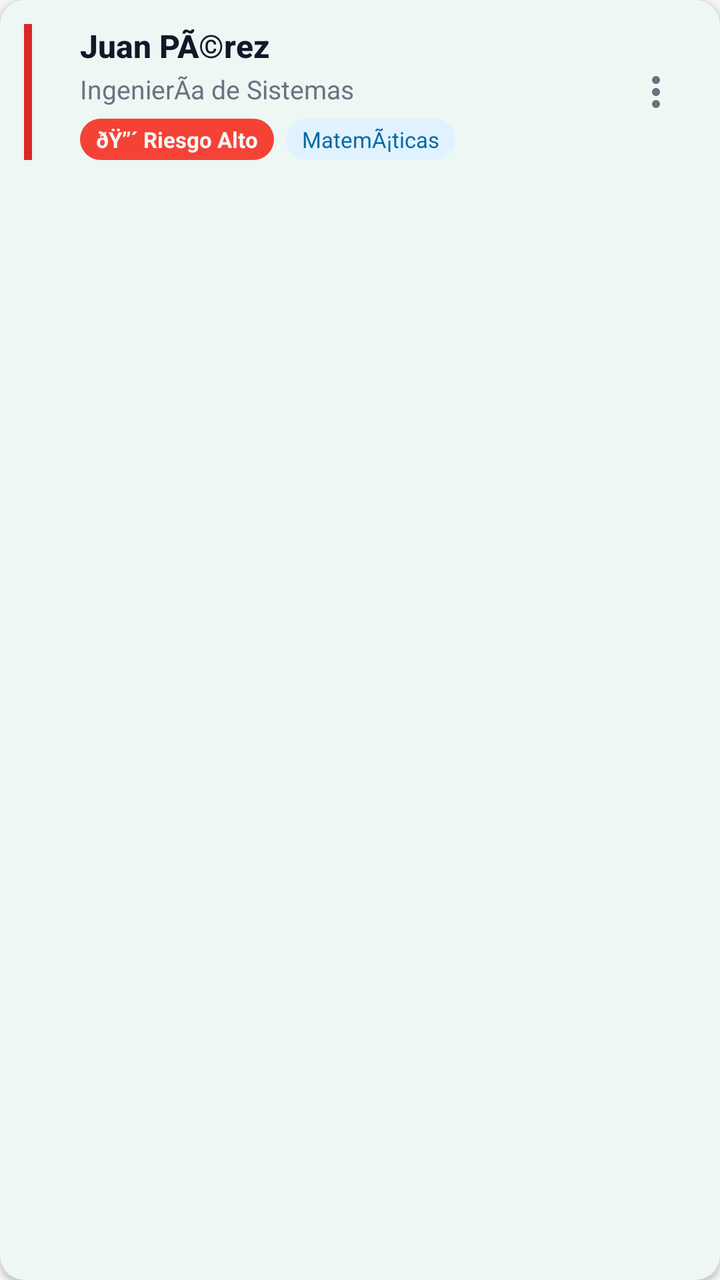
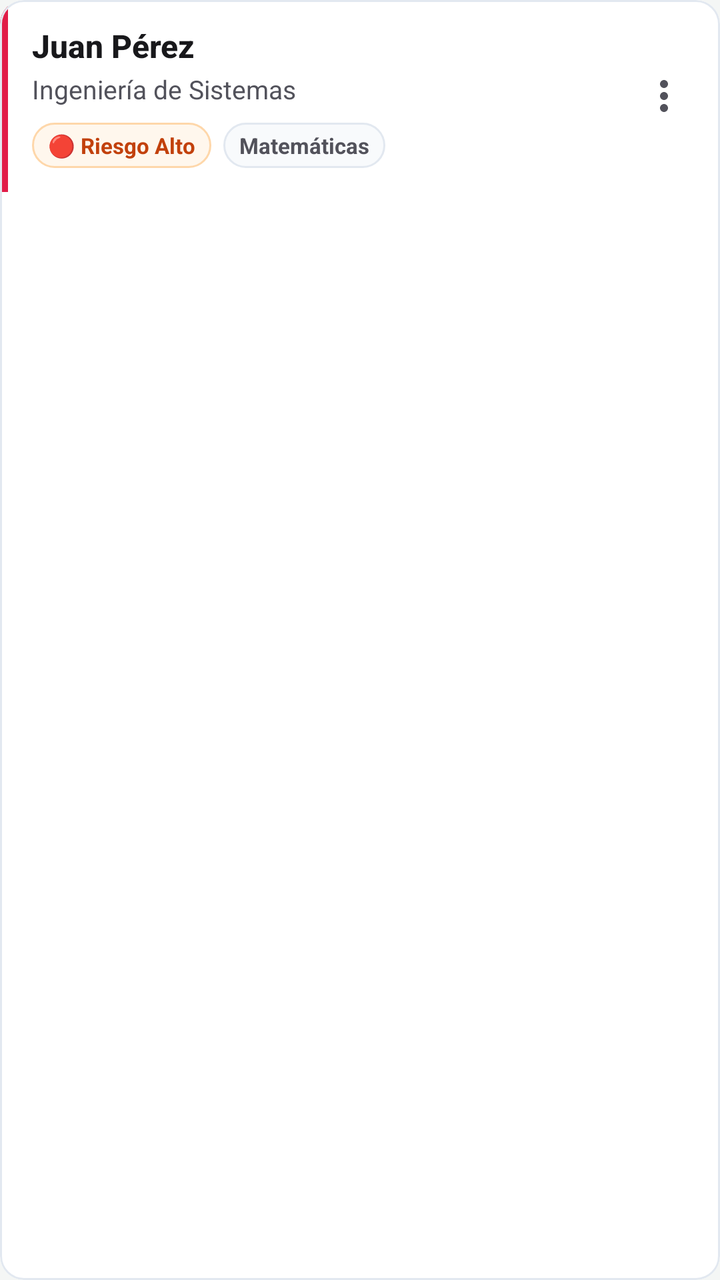

Two renders of the same Android screen: before a commit and after it. Below are the layout's source before the change and the commit's diff.
<!-- AndroidManifest.xml: application theme Theme.BienestarUPC -->
<!-- res/layout/item_alert_card.xml -->
<?xml version="1.0" encoding="utf-8"?>
<com.google.android.material.card.MaterialCardView
    xmlns:android="http://schemas.android.com/apk/res/android"
    xmlns:app="http://schemas.android.com/apk/res-auto"
    xmlns:tools="http://schemas.android.com/tools"
    android:layout_width="match_parent"
    android:layout_height="wrap_content"
    android:layout_marginBottom="12dp"
    app:cardBackgroundColor="@color/white_card"
    app:cardCornerRadius="12dp"
    app:cardElevation="2dp"
    app:strokeWidth="0dp">

    <LinearLayout
        android:layout_width="match_parent"
        android:layout_height="wrap_content"
        android:orientation="horizontal"
        android:gravity="center_vertical"
        android:padding="12dp">

        
        <View
            android:id="@+id/urgency_indicator"
            android:layout_width="4dp"
            android:layout_height="match_parent"
            android:background="@color/risk_high_text"
            android:layout_marginEnd="12dp" />


        
        <LinearLayout
            android:layout_width="0dp"
            android:layout_height="wrap_content"
            android:layout_weight="1"
            android:layout_marginStart="12dp"
            android:orientation="vertical">

            
            <TextView
                android:id="@+id/alert_student_name"
                android:layout_width="wrap_content"
                android:layout_height="wrap_content"
                android:text="@string/txt_juan_perez"
                android:textColor="@color/text_primary"
                android:textSize="16sp"
                android:textStyle="bold"
                android:fontFamily="sans-serif-medium" />

            
            <TextView
                android:id="@+id/alert_career"
                android:layout_width="wrap_content"
                android:layout_height="wrap_content"
                android:layout_marginTop="2dp"
                android:text="@string/txt_ingenieria_de_sistemas"
                android:textColor="@color/text_secondary"
                android:textSize="13sp" />

            
            <LinearLayout
                android:layout_width="wrap_content"
                android:layout_height="wrap_content"
                android:layout_marginTop="6dp"
                android:orientation="horizontal">

                
                <TextView
                    android:id="@+id/alert_risk_badge"
                    android:layout_width="wrap_content"
                    android:layout_height="wrap_content"
                    android:paddingStart="8dp"
                    android:paddingEnd="8dp"
                    android:paddingTop="3dp"
                    android:paddingBottom="3dp"
                    android:text="@string/txt_riesgo_alto"
                    android:textColor="@color/background_gray"
                    android:textSize="11sp"
                    android:textStyle="bold"
                    android:background="@drawable/badge_risk_high"
                    android:layout_marginEnd="6dp" />

                
                <TextView
                    android:id="@+id/alert_subject"
                    android:layout_width="wrap_content"
                    android:layout_height="wrap_content"
                    android:paddingStart="8dp"
                    android:paddingEnd="8dp"
                    android:paddingTop="3dp"
                    android:paddingBottom="3dp"
                    android:text="@string/txt_matematicas"
                    android:textColor="@color/info_text"
                    android:textSize="11sp"
                    android:background="@drawable/badge_info" />

            </LinearLayout>
        </LinearLayout>

        
        <ImageButton
            android:id="@+id/btn_alert_action"
            android:layout_width="40dp"
            android:layout_height="40dp"
            android:src="@drawable/ic_more"
            android:background="?attr/selectableItemBackgroundBorderless"
            android:contentDescription="@string/cd_acciones"
            app:tint="@color/text_secondary" />

    </LinearLayout>
</com.google.android.material.card.MaterialCardView>
<!-- resources referenced by this layout -->
<resources>
  <color name="background_gray">#F6F7F9</color>
  <color name="info_text">#0369A1</color>
  <color name="risk_high_text">#DC2626</color>
  <color name="text_primary">#111827</color>
  <color name="text_secondary">#6B7280</color>
  <color name="white_card">#FFFFFF</color>
  <!-- drawable badge_info (drawable) -->
  <?xml version="1.0" encoding="utf-8"?>
  <shape xmlns:android="http://schemas.android.com/apk/res/android"
      android:shape="rectangle">
      <solid android:color="@color/info_bg" />
      <corners android:radius="20dp" />
  </shape>
  <!-- drawable badge_risk_high (drawable) -->
  <?xml version="1.0" encoding="utf-8"?>
  <shape xmlns:android="http://schemas.android.com/apk/res/android"
      android:shape="rectangle">
      <solid android:color="@color/risk_high_bg" />
      <corners android:radius="20dp" />
  </shape>
  <string name="cd_acciones">Acciones</string>
  <string name="txt_ingenieria_de_sistemas">IngenierÃ­a de Sistemas</string>
  <string name="txt_juan_perez">Juan PÃ©rez</string>
  <string name="txt_matematicas">MatemÃ¡ticas</string>
  <string name="txt_riesgo_alto">ðŸ”´ Riesgo Alto</string>
  <color name="info_bg">#E0F2FE</color>
  <color name="risk_high_bg">#F44336</color>
  <color name="green_primary">#059669</color>
  <color name="green_container">#D1FAE5</color>
  <color name="on_primary_container">#053B2A</color>
  <color name="teal_primary">#0D9488</color>
  <color name="teal_light">#CCFBF1</color>
  <color name="surface_container_low">#F8FAFC</color>
  <color name="surface_container">#EFF2F5</color>
  <color name="surface_container_high">#E7EAEE</color>
  <color name="surface_container_highest">#DEE2E8</color>
  <color name="surface_outline">#C9CFD8</color>
  <color name="surface_outline_variant">#E4E7EC</color>
  <color name="error_text">#DC2626</color>
  <color name="green_primary_dark">#047857</color>
  <color name="gray_medium">#9CA3AF</color>
  <color name="stroke_color">#EDEFF2</color>
  <color name="green_light">#D1FAE5</color>
  <color name="nav_background">#FFFFFF</color>
  <color name="chip_bg">#F3F4F6</color>
  <color name="chip_text">#111827</color>
  <!-- unchanged entries left out for length: 11 -->
</resources>

<!-- the commit's change to res/layout/item_alert_card.xml (unified diff, before → after) -->
@@ -6,25 +6,25 @@
     android:layout_width="match_parent"
     android:layout_height="wrap_content"
     android:layout_marginBottom="12dp"
-    app:cardBackgroundColor="@color/white_card"
+    app:cardBackgroundColor="@color/bg_surface_1"
     app:cardCornerRadius="12dp"
-    app:cardElevation="2dp"
-    app:strokeWidth="0dp">
+    app:cardElevation="0dp"
+    app:strokeWidth="1dp"
+    app:strokeColor="@color/border_surface_1">
 
     <LinearLayout
         android:layout_width="match_parent"
         android:layout_height="wrap_content"
         android:orientation="horizontal"
         android:gravity="center_vertical"
-        android:padding="12dp">
+        android:padding="0dp">
 
         
         <View
             android:id="@+id/urgency_indicator"
             android:layout_width="4dp"
             android:layout_height="match_parent"
-            android:background="@color/risk_high_text"
-            android:layout_marginEnd="12dp" />
+            android:background="@color/risk_critical_accent" />
 
 
         
@@ -33,6 +33,8 @@
             android:layout_height="wrap_content"
             android:layout_weight="1"
             android:layout_marginStart="12dp"
+            android:layout_marginTop="12dp"
+            android:layout_marginBottom="12dp"
             android:orientation="vertical">
 
             
@@ -60,7 +62,7 @@
             <LinearLayout
                 android:layout_width="wrap_content"
                 android:layout_height="wrap_content"
-                android:layout_marginTop="6dp"
+                android:layout_marginTop="8dp"
                 android:orientation="horizontal">
 
                 
@@ -70,10 +72,10 @@
                     android:layout_height="wrap_content"
                     android:paddingStart="8dp"
                     android:paddingEnd="8dp"
-                    android:paddingTop="3dp"
-                    android:paddingBottom="3dp"
+                    android:paddingTop="4dp"
+                    android:paddingBottom="4dp"
                     android:text="@string/txt_riesgo_alto"
-                    android:textColor="@color/background_gray"
+                    android:textColor="@color/risk_high_text"
                     android:textSize="11sp"
                     android:textStyle="bold"
                     android:background="@drawable/badge_risk_high"
@@ -86,11 +88,12 @@
                     android:layout_height="wrap_content"
                     android:paddingStart="8dp"
                     android:paddingEnd="8dp"
-                    android:paddingTop="3dp"
-                    android:paddingBottom="3dp"
+                    android:paddingTop="4dp"
+                    android:paddingBottom="4dp"
                     android:text="@string/txt_matematicas"
-                    android:textColor="@color/info_text"
+                    android:textColor="@color/text_secondary"
                     android:textSize="11sp"
+                    android:textStyle="bold"
                     android:background="@drawable/badge_info" />
 
             </LinearLayout>
@@ -101,6 +104,7 @@
             android:id="@+id/btn_alert_action"
             android:layout_width="40dp"
             android:layout_height="40dp"
+            android:layout_marginEnd="8dp"
             android:src="@drawable/ic_more"
             android:background="?attr/selectableItemBackgroundBorderless"
             android:contentDescription="@string/cd_acciones"
<!-- resource entries referenced after the edit -->
@@ -1,51 +1,76 @@
 <!-- resources referenced by this layout -->
 <resources>
-  <color name="background_gray">#F6F7F9</color>
-  <color name="info_text">#0369A1</color>
-  <color name="risk_high_text">#DC2626</color>
-  <color name="text_primary">#111827</color>
-  <color name="text_secondary">#6B7280</color>
-  <color name="white_card">#FFFFFF</color>
+  <color name="bg_surface_1">@color/bg_surface_1_light</color>
+  <color name="border_surface_1">@color/border_surface_1_light</color>
+  <color name="risk_critical_accent">#E11D48</color>
+  <color name="background_gray">@color/bg_canvas</color>
+  <color name="risk_high_text">@color/risk_high_text_light</color>
+  <color name="text_primary">@color/text_primary_light</color>
+  <color name="text_secondary">@color/text_secondary_light</color>
+  <color name="white_card">@color/bg_surface_1</color>
   <!-- drawable badge_info (drawable) -->
   <?xml version="1.0" encoding="utf-8"?>
   <shape xmlns:android="http://schemas.android.com/apk/res/android"
       android:shape="rectangle">
-      <solid android:color="@color/info_bg" />
-      <corners android:radius="20dp" />
+      <solid android:color="@color/bg_surface_2" />
+      <stroke android:width="1dp" android:color="@color/border_surface_1" />
+      <corners android:radius="12dp" />
   </shape>
   <!-- drawable badge_risk_high (drawable) -->
   <?xml version="1.0" encoding="utf-8"?>
   <shape xmlns:android="http://schemas.android.com/apk/res/android"
       android:shape="rectangle">
       <solid android:color="@color/risk_high_bg" />
-      <corners android:radius="20dp" />
+      <stroke android:width="1dp" android:color="@color/risk_high_border" />
+      <corners android:radius="12dp" />
   </shape>
   <string name="cd_acciones">Acciones</string>
-  <string name="txt_ingenieria_de_sistemas">IngenierÃ­a de Sistemas</string>
-  <string name="txt_juan_perez">Juan PÃ©rez</string>
-  <string name="txt_matematicas">MatemÃ¡ticas</string>
-  <string name="txt_riesgo_alto">ðŸ”´ Riesgo Alto</string>
-  <color name="info_bg">#E0F2FE</color>
-  <color name="risk_high_bg">#F44336</color>
-  <color name="green_primary">#059669</color>
-  <color name="green_container">#D1FAE5</color>
-  <color name="on_primary_container">#053B2A</color>
-  <color name="teal_primary">#0D9488</color>
-  <color name="teal_light">#CCFBF1</color>
-  <color name="surface_container_low">#F8FAFC</color>
-  <color name="surface_container">#EFF2F5</color>
-  <color name="surface_container_high">#E7EAEE</color>
-  <color name="surface_container_highest">#DEE2E8</color>
-  <color name="surface_outline">#C9CFD8</color>
-  <color name="surface_outline_variant">#E4E7EC</color>
-  <color name="error_text">#DC2626</color>
-  <color name="green_primary_dark">#047857</color>
-  <color name="gray_medium">#9CA3AF</color>
-  <color name="stroke_color">#EDEFF2</color>
-  <color name="green_light">#D1FAE5</color>
-  <color name="nav_background">#FFFFFF</color>
-  <color name="chip_bg">#F3F4F6</color>
-  <color name="chip_text">#111827</color>
+  <string name="txt_ingenieria_de_sistemas">Ingeniería de Sistemas</string>
+  <string name="txt_juan_perez">Juan Pérez</string>
+  <string name="txt_matematicas">Matemáticas</string>
+  <string name="txt_riesgo_alto">🔴 Riesgo Alto</string>
+  <color name="bg_surface_1_light">#FFFFFF</color>
+  <color name="border_surface_1_light">#E2E8F0</color>
+  <color name="risk_high_text_light">#C2410C</color>
+  <color name="text_primary_light">#18181B</color>
+  <color name="text_secondary_light">#52525B</color>
+  <color name="bg_surface_2">@color/bg_surface_2_light</color>
+  <color name="risk_high_bg">@color/risk_high_bg_light</color>
+  <color name="risk_high_border">@color/risk_high_border_light</color>
+  <color name="green_primary">@color/upc_green_primary</color>
+  <color name="green_container">@color/upc_green_tint_light</color>
+  <color name="on_primary_container">@color/text_primary</color>
+  <color name="teal_primary">@color/risk_low_text</color>
+  <color name="teal_light">@color/risk_low_border</color>
+  <color name="surface_container_low">@color/bg_surface_1</color>
+  <color name="surface_container">@color/bg_surface_2</color>
+  <color name="surface_container_high">@color/border_surface_1</color>
+  <color name="surface_container_highest">@color/border_surface_1</color>
+  <color name="surface_outline">@color/border_surface_1</color>
+  <color name="surface_outline_variant">@color/border_surface_1</color>
+  <color name="error_text">@color/risk_critical_text</color>
+  <color name="green_primary_dark">@color/upc_green_dark</color>
+  <color name="bg_surface_2_light">#F8FAFC</color>
+  <color name="risk_high_bg_light">#FFF7ED</color>
+  <color name="risk_high_border_light">#FED7AA</color>
+  <color name="upc_green_primary">#169B39</color>
+  <color name="upc_green_tint_light">#E8F5E9</color>
+  <color name="risk_low_text">@color/risk_low_text_light</color>
+  <color name="risk_low_border">@color/risk_low_border_light</color>
+  <color name="bg_canvas">@color/bg_canvas_light</color>
+  <color name="risk_critical_text">@color/risk_critical_text_light</color>
+  <color name="upc_green_dark">#0A743B</color>
+  <color name="gray_medium">@color/text_secondary</color>
+  <color name="stroke_color">@color/border_surface_1</color>
+  <color name="green_light">@color/upc_green_light</color>
+  <color name="nav_background">@color/bg_surface_1</color>
+  <color name="chip_bg">@color/bg_surface_2</color>
+  <color name="chip_text">@color/text_primary</color>
+  <color name="risk_low_text_light">#0D9488</color>
+  <color name="risk_low_border_light">#99F6E4</color>
+  <color name="bg_canvas_light">#F4F6F5</color>
+  <color name="risk_critical_text_light">#BE123C</color>
+  <color name="upc_green_light">#73C167</color>
   <!-- unchanged entries left out for length: 11 -->
 </resources>
 
